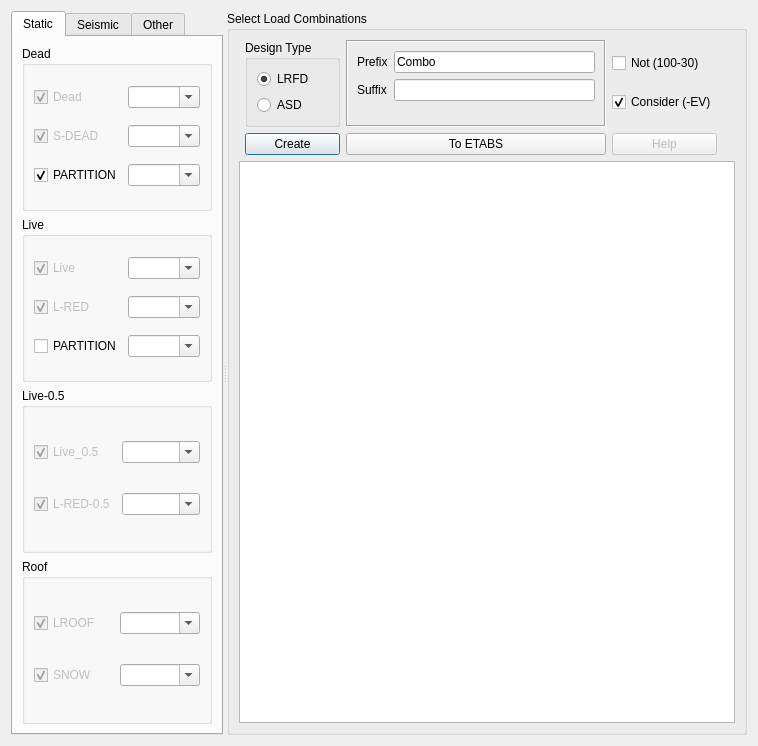
This is widgets/define/create_load_combinations.ui in ebrahimraeyat/civilTools as Qt 5 draws it before an edit. The edited form follows.
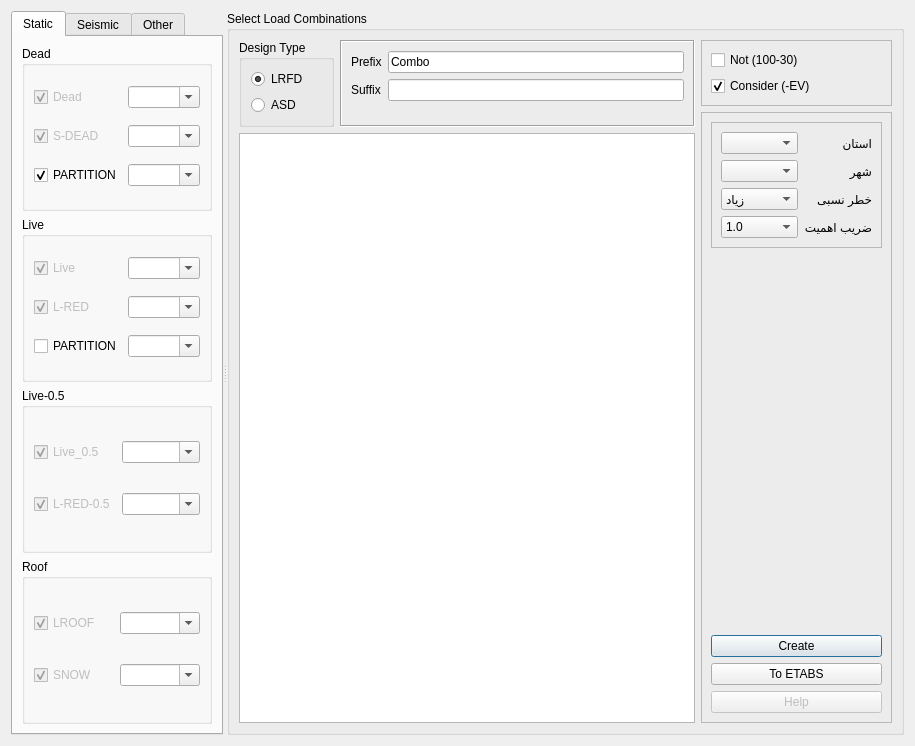
This is the edited form. Icons and pictures are not drawn. Custom widgets are drawn as their Qt base class.

Commit message: Consider A=0.35 in create load combinations

```diff
--- a/widgets/define/create_load_combinations.ui
+++ b/widgets/define/create_load_combinations.ui
@@ -6,7 +6,7 @@
    <rect>
     <x>0</x>
     <y>0</y>
-    <width>758</width>
+    <width>915</width>
     <height>746</height>
    </rect>
   </property>
@@ -529,8 +529,8 @@
       <property name="title">
        <string>Select Load Combinations</string>
       </property>
-      <layout class="QGridLayout" name="gridLayout_6">
-       <item row="0" column="1" rowspan="2">
+      <layout class="QGridLayout" name="gridLayout_5">
+       <item row="0" column="0" rowspan="2">
         <widget class="QGroupBox" name="groupBox_9">
          <property name="title">
           <string>Design Type</string>
@@ -556,7 +556,7 @@
          </layout>
         </widget>
        </item>
-       <item row="0" column="2" rowspan="2">
+       <item row="0" column="1" rowspan="2">
         <widget class="QFrame" name="frame">
          <property name="frameShape">
           <enum>QFrame::Box</enum>
@@ -596,30 +596,15 @@
          </layout>
         </widget>
        </item>
-       <item row="3" column="0" colspan="7">
-        <widget class="QTreeView" name="load_combinations_view">
-         <property name="alternatingRowColors">
-          <bool>false</bool>
+       <item row="0" column="2">
+        <widget class="QFrame" name="frame_4">
+         <property name="frameShape">
+          <enum>QFrame::StyledPanel</enum>
          </property>
-         <property name="selectionMode">
-          <enum>QAbstractItemView::ExtendedSelection</enum>
+         <property name="frameShadow">
+          <enum>QFrame::Raised</enum>
          </property>
-         <property name="selectionBehavior">
-          <enum>QAbstractItemView::SelectItems</enum>
-         </property>
-         <property name="uniformRowHeights">
-          <bool>true</bool>
-         </property>
-         <property name="animated">
-          <bool>false</bool>
-         </property>
-         <attribute name="headerHighlightSections">
-          <bool>false</bool>
-         </attribute>
-        </widget>
-       </item>
-       <item row="0" column="3" rowspan="2">
-        <layout class="QVBoxLayout" name="verticalLayout_3">
+         <layout class="QVBoxLayout" name="verticalLayout_5">
          <item>
           <widget class="QCheckBox" name="separate_direction">
            <property name="text">
@@ -638,8 +623,165 @@
           </widget>
          </item>
         </layout>
+        </widget>
+       </item>
+       <item row="1" column="2" rowspan="2">
+        <layout class="QVBoxLayout" name="verticalLayout_4">
+         <item>
+          <widget class="QFrame" name="frame_2">
+           <property name="frameShape">
+            <enum>QFrame::StyledPanel</enum>
+           </property>
+           <property name="frameShadow">
+            <enum>QFrame::Raised</enum>
+           </property>
+           <layout class="QVBoxLayout" name="verticalLayout_3">
+            <item>
+             <widget class="QFrame" name="frame_3">
+              <property name="frameShape">
+               <enum>QFrame::StyledPanel</enum>
+              </property>
+              <property name="frameShadow">
+               <enum>QFrame::Raised</enum>
+              </property>
+              <layout class="QGridLayout" name="gridLayout_6">
+               <item row="0" column="1">
+                <widget class="QLabel" name="label_3">
+                 <property name="layoutDirection">
+                  <enum>Qt::LeftToRight</enum>
+                 </property>
+                 <property name="text">
+                  <string>استان</string>
+                 </property>
+                </widget>
+               </item>
+               <item row="1" column="1">
+                <widget class="QLabel" name="label_4">
+                 <property name="layoutDirection">
+                  <enum>Qt::LeftToRight</enum>
+                 </property>
+                 <property name="text">
+                  <string>شهر</string>
+                 </property>
+                </widget>
+               </item>
+               <item row="2" column="0">
+                <widget class="Gui::PrefComboBox" name="risk_level">
+                 <property name="currentIndex">
+                  <number>1</number>
+                 </property>
+                 <property name="prefEntry" stdset="0">
+                  <cstring>soiltype</cstring>
+                 </property>
+                 <property name="prefPath" stdset="0">
+                  <cstring>Mod/civilTools</cstring>
+                 </property>
+                 <item>
+                  <property name="text">
+                   <string>خیلی زیاد</string>
+                  </property>
+                 </item>
+                 <item>
+                  <property name="text">
+                   <string>زیاد</string>
+                  </property>
+                 </item>
+                 <item>
+                  <property name="text">
+                   <string>متوسط</string>
+                  </property>
+                 </item>
+                 <item>
+                  <property name="text">
+                   <string>کم</string>
+                  </property>
+                 </item>
+                </widget>
+               </item>
+               <item row="1" column="0">
+                <widget class="Gui::PrefComboBox" name="city">
+                 <property name="prefEntry" stdset="0">
+                  <cstring>city</cstring>
+                 </property>
+                 <property name="prefPath" stdset="0">
+                  <cstring>Mod/civilTools</cstring>
+                 </property>
+                </widget>
+               </item>
+               <item row="3" column="1">
+                <widget class="QLabel" name="label_8">
+                 <property name="toolTip">
+                  <string>Importance Facor</string>
+                 </property>
+                 <property name="text">
+                  <string>ضریب اهمیت</string>
+                 </property>
+                </widget>
        </item>
        <item row="2" column="1">
+                <widget class="QLabel" name="label_18">
+                 <property name="layoutDirection">
+                  <enum>Qt::LeftToRight</enum>
+                 </property>
+                 <property name="text">
+                  <string>خطر نسبی</string>
+                 </property>
+                </widget>
+               </item>
+               <item row="0" column="0">
+                <widget class="Gui::PrefComboBox" name="ostan">
+                 <property name="prefEntry" stdset="0">
+                  <cstring>ostan</cstring>
+                 </property>
+                 <property name="prefPath" stdset="0">
+                  <cstring>Mod/civilTools</cstring>
+                 </property>
+                </widget>
+               </item>
+               <item row="3" column="0">
+                <widget class="QComboBox" name="importance_factor">
+                 <property name="currentIndex">
+                  <number>1</number>
+                 </property>
+                 <item>
+                  <property name="text">
+                   <string>0.8</string>
+                  </property>
+                 </item>
+                 <item>
+                  <property name="text">
+                   <string>1.0</string>
+                  </property>
+                 </item>
+                 <item>
+                  <property name="text">
+                   <string>1.2</string>
+                  </property>
+                 </item>
+                 <item>
+                  <property name="text">
+                   <string>1.4</string>
+                  </property>
+                 </item>
+                </widget>
+               </item>
+              </layout>
+             </widget>
+            </item>
+            <item>
+             <spacer name="verticalSpacer_3">
+              <property name="orientation">
+               <enum>Qt::Vertical</enum>
+              </property>
+              <property name="sizeHint" stdset="0">
+               <size>
+                <width>20</width>
+                <height>40</height>
+               </size>
+              </property>
+             </spacer>
+            </item>
+            <item>
         <widget class="QPushButton" name="create_button">
          <property name="text">
           <string>Create</string>
@@ -656,7 +798,7 @@
          </property>
         </widget>
        </item>
-       <item row="2" column="2">
+            <item>
         <widget class="QPushButton" name="export_to_etabs_button">
          <property name="toolTip">
           <string>Export Selected Load Combinations To ETABS Model</string>
@@ -676,7 +818,7 @@
          </property>
         </widget>
        </item>
-       <item row="2" column="3">
+            <item>
         <widget class="QPushButton" name="help">
          <property name="enabled">
           <bool>false</bool>
@@ -698,10 +840,44 @@
        </item>
       </layout>
      </widget>
+         </item>
+        </layout>
+       </item>
+       <item row="2" column="0" colspan="2">
+        <widget class="QTreeView" name="load_combinations_view">
+         <property name="alternatingRowColors">
+          <bool>false</bool>
+         </property>
+         <property name="selectionMode">
+          <enum>QAbstractItemView::ExtendedSelection</enum>
+         </property>
+         <property name="selectionBehavior">
+          <enum>QAbstractItemView::SelectItems</enum>
+         </property>
+         <property name="uniformRowHeights">
+          <bool>true</bool>
+         </property>
+         <property name="animated">
+          <bool>false</bool>
+         </property>
+         <attribute name="headerHighlightSections">
+          <bool>false</bool>
+         </attribute>
     </widget>
    </item>
   </layout>
  </widget>
+    </widget>
+   </item>
+  </layout>
+ </widget>
+ <customwidgets>
+  <customwidget>
+   <class>Gui::PrefComboBox</class>
+   <extends>QComboBox</extends>
+   <header>Gui/PrefWidgets.h</header>
+  </customwidget>
+ </customwidgets>
  <resources>
   <include location="../../civiltools.qrc"/>
  </resources>
```
Lines whose indentation alone changed are shown as unchanged. The commit also changes 3 other files.
